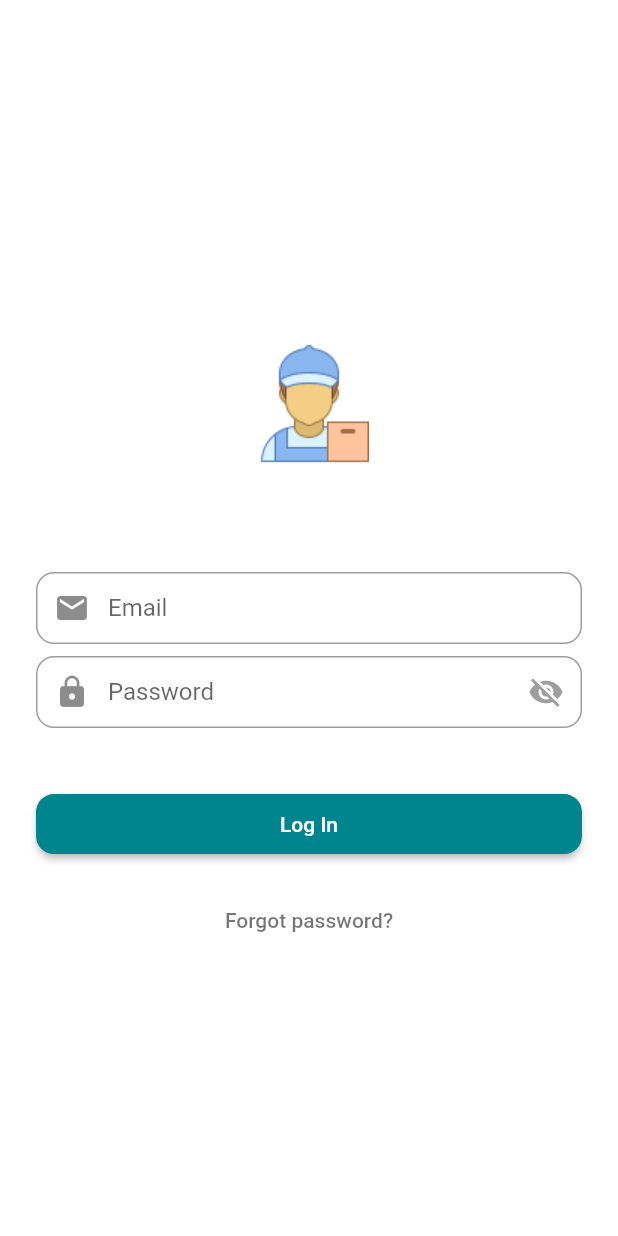
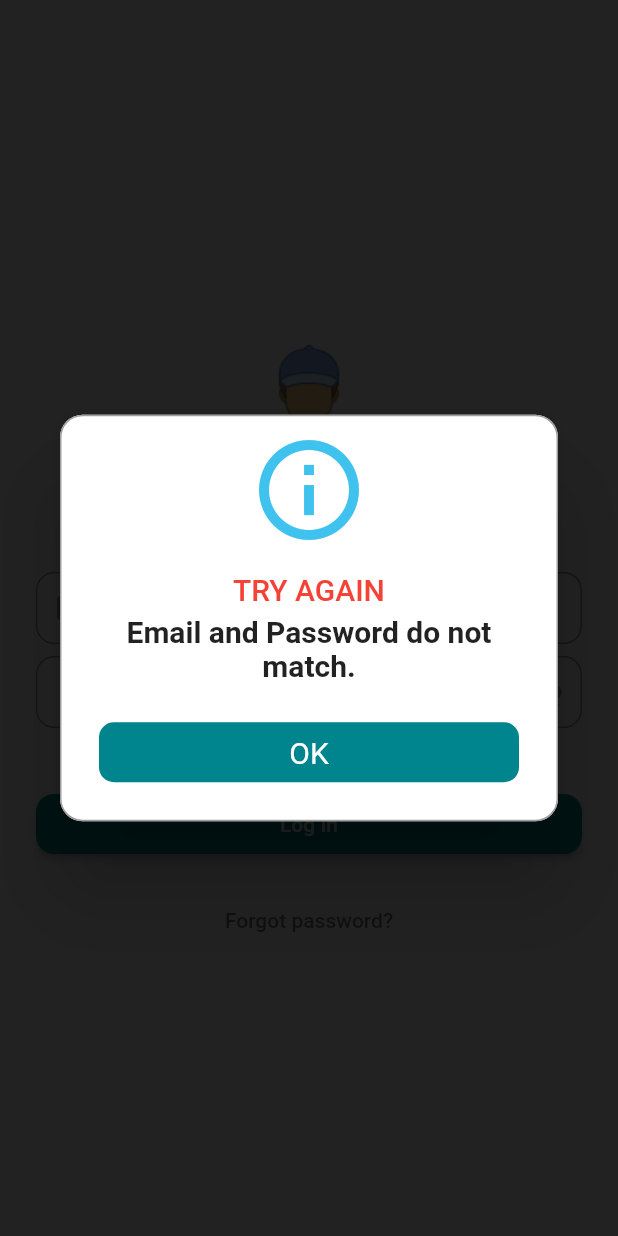
Before and after one commit to axactstudios/ledgerapp, a Flutter app: the DealerLogin screen opened by its route, after a tap on "Log In", on a phone screen of 412 x 824 dp. Run offline on Flutter 3.47's test engine with Material 2 defaults, Android fonts, the phone set to English and light mode, and no system bars; drawn by our look-alikes of rflutter_alert; our stand-ins replace csv, date_format, firebase_database, fluttertoast, getflutter, google_fonts; missing offline and left inert: flutter_mailer, permissions_plugin; accounts and stored records are empty; Roboto replaces fonts that are missing (Nunito).

Commit message:
dealer login fixed

```diff
--- a/lib/Screens/dealerlogin.dart
+++ b/lib/Screens/dealerlogin.dart
@@ -24,7 +24,7 @@ class _DealerLoginState extends State<DealerLogin> {
   String dropdownvalue = 'Amazon';
   List<String> users = ['Amazon', 'TVS', 'Dell'];
   List<Company> companies = [];
-
+  String email,password;
 
   void getDropDownItem() {
     setState(() {
@@ -57,11 +57,8 @@ class _DealerLoginState extends State<DealerLogin> {
 
     });
   }
-  void verifyDealer(){
-
-    for(int i = 0 ; i < companies.length ; i++)
-      {
-
+  void verifyDealer() {
+    for (int i = 0; i < companies.length; i++) {
       final db = FirebaseDatabase.instance
           .reference()
           .child("Admin")
@@ -71,34 +68,37 @@ class _DealerLoginState extends State<DealerLogin> {
       db.once().then((DataSnapshot snap) {
         Map<dynamic, dynamic> values = snap.value;
         values.forEach((key, value) async {
-              String email = value['Email'];
+           email = value['Email'];
           print(email);
           print(emailC.text);
-              String password = value['Password'].toString();
+           password = value['Password'].toString();
           print(password);
           print(pw.text);
           if (email == emailC.text && password == pw.text) {
             setState(() {
               dealerKey = key;
-                  dealerEmail=emailC.text;
+              dealerEmail = emailC.text;
             });
             Navigator.pushReplacement(
               context,
               MaterialPageRoute(
-                    builder: (context) => dealerScreen(CompanyKey, dealerKey,dealerEmail),
+                builder: (context) =>
+                    dealerScreen(CompanyKey, dealerKey, dealerEmail),
               ),
             );
           }
-              else
-              {
-                _onAlertWithStylePressed(context);
+          else{
+            print("Not found");
           }
         });
       });
+    }
+if(emailC.text!=email||password!=password){
+  _onAlertWithStylePressed(context);
+}
+
 
   }
-  }
-
   _onAlertWithStylePressed(context) {
     // Reusable alert style
     var alertStyle = AlertStyle(
```
Lines whose indentation alone changed are shown as unchanged.
